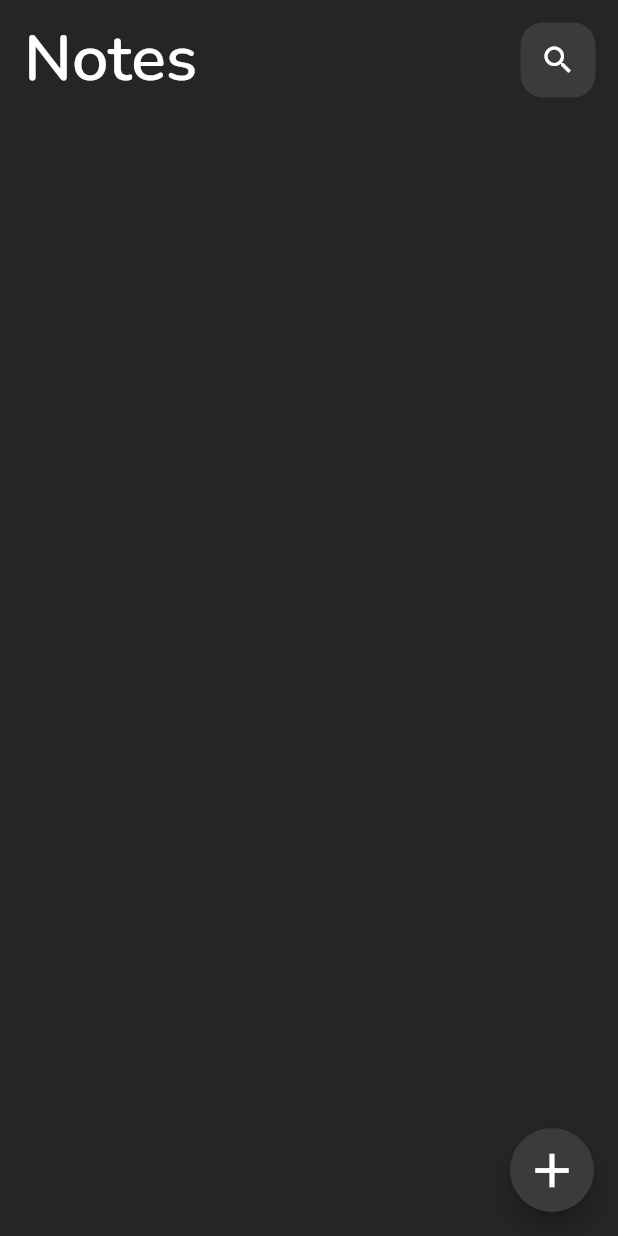
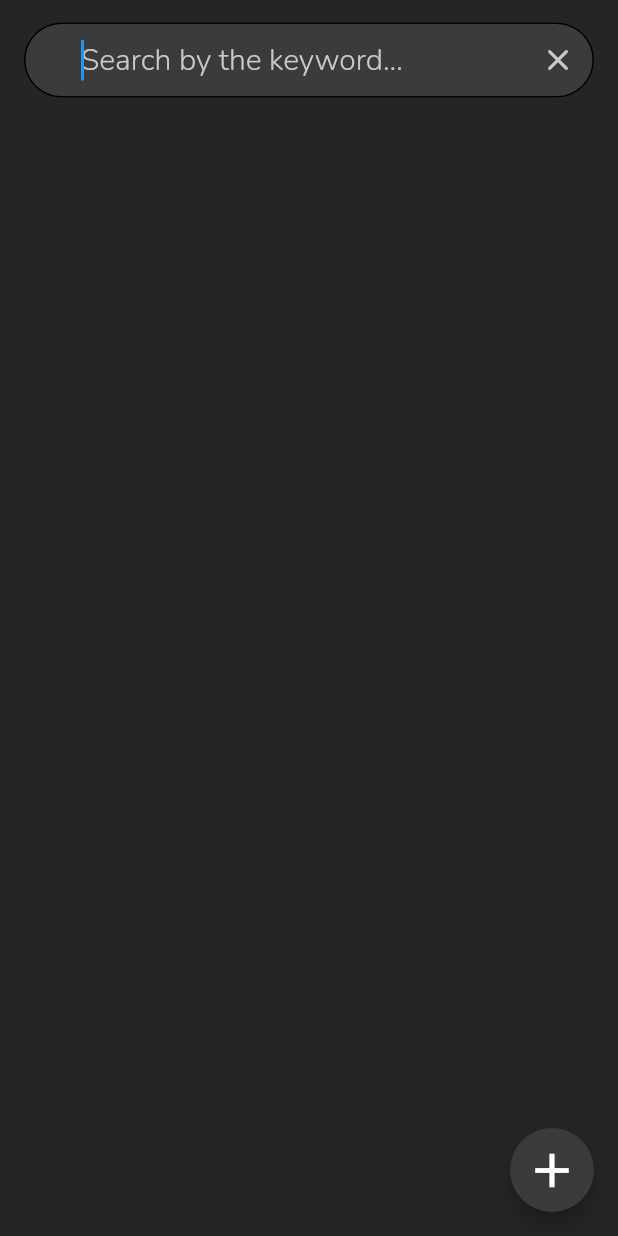
Before and after one commit to criz0fix/notes_app, a Flutter app: the screen it shows after launch, after a tap on the "search" icon, on a phone screen of 412 x 824 dp. Run offline on Flutter 3.47's test engine with Material 2 defaults, Android fonts, the phone set to English and light mode, and no system bars; our stand-ins replace bloc, equatable, flutter_bloc, google_fonts.

Commit message:
search-testing

```diff
--- a/lib/config/themes/app_color.dart
+++ b/lib/config/themes/app_color.dart
@@ -7,4 +7,5 @@ class AppColor {
   static const Color black = Color(0xff3b3b3b);
   static const Color black2 = Color(0xff252525);
   static const Color clear = Color.fromARGB(0, 33, 33, 33);
+  static const Color grey = Color(0xfacccccc);
 }
--- a/lib/config/themes/app_theme.dart
+++ b/lib/config/themes/app_theme.dart
@@ -45,6 +45,13 @@ class AppTheme {
             fontWeight: FontWeight.w400,
           ),
         ),
+        bodyText2: GoogleFonts.nunito(
+          textStyle: const TextStyle(
+            color: AppColor.grey,
+            fontSize: 20.0,
+            fontWeight: FontWeight.w300,
+          ),
+        ),
       ),
       appBarTheme: AppBarTheme(
         systemOverlayStyle:
--- a/lib/presentation/bloc/notes_bloc.dart
+++ b/lib/presentation/bloc/notes_bloc.dart
@@ -1,3 +1,5 @@
+import 'dart:developer';
+
 import 'package:flutter/material.dart';
 import 'package:flutter_bloc/flutter_bloc.dart';
 import 'package:equatable/equatable.dart';
@@ -7,10 +9,13 @@ part 'notes_event.dart';
 part 'notes_state.dart';
 
 class NotesBloc extends Bloc<NotesEvent, NotesState> {
-  NotesBloc() : super(const NotesState(noteList: [])) {
+  NotesBloc() : super(const NotesState(noteList: [], foundNotes: [])) {
     on<CompareNotes>(_compareNotes);
     on<CreateNote>(_createNote);
     on<DeleteNote>(_deleteNote);
+    on<ActivateSearchField>(_activateSearchField);
+    on<DeactivateSearchField>(_deactivateSearchfield);
+    on<FindNote>(_searchNote);
   }
 
   void _compareNotes(CompareNotes event, Emitter<NotesState> emit) {
@@ -32,4 +37,25 @@ class NotesBloc extends Bloc<NotesEvent, NotesState> {
   void _deleteNote(DeleteNote event, Emitter<NotesState> emit) {
     emit(state.copyWith(noteList: [...state.noteList]..removeAt(event.index)));
   }
+
+  void _activateSearchField(
+          ActivateSearchField event, Emitter<NotesState> emit) =>
+      emit(state.copyWith(isSearchActive: true));
+
+  void _deactivateSearchfield(
+          DeactivateSearchField event, Emitter<NotesState> emit) =>
+      emit(state.copyWith(isSearchActive: false));
+
+  void _searchNote(FindNote event, Emitter<NotesState> emit) {
+    log('message');
+    emit(state.copyWith(status: NotesStates.searching));
+    List<Note> searchingNotes = [];
+    for (var note in state.noteList) {
+      if (note.title.contains(event.searchingNote) ||
+          note.description.contains(event.searchingNote)) {
+        searchingNotes.add(note);
+      }
+    }
+    emit(state.copyWith(status: NotesStates.found, foundNotes: searchingNotes));
+  }
 }
--- a/lib/presentation/bloc/notes_event.dart
+++ b/lib/presentation/bloc/notes_event.dart
@@ -27,3 +27,7 @@ class DeleteNote extends NotesEvent {
 
   DeleteNote({required this.index});
 }
+
+class ActivateSearchField extends NotesEvent {}
+
+class DeactivateSearchField extends NotesEvent {}
--- a/lib/presentation/bloc/notes_state.dart
+++ b/lib/presentation/bloc/notes_state.dart
@@ -5,39 +5,43 @@ part of 'notes_bloc.dart';
 enum NotesStates { inititalized, searching, found, notFound }
 
 class NotesState extends Equatable {
-  //final int notesQuantity;
   final List<Note> noteList;
   final NotesStates status;
   final bool isEmpty;
   final String? title;
   final String? description;
+  final List<Note> foundNotes;
+  final bool isSearchActive;
 
-  const NotesState({
-    required this.noteList,
+  const NotesState(
+      {required this.noteList,
+      required this.foundNotes,
       this.status = NotesStates.inititalized,
       this.isEmpty = false,
       this.title,
       this.description,
-  });
+      this.isSearchActive = false});
 
   @override
   List<Object> get props {
-    return [noteList, status, isEmpty];
+    return [noteList, status, isEmpty, isSearchActive, foundNotes];
   }
 
-  NotesState copyWith({
-    List<Note>? noteList,
+  NotesState copyWith(
+      {List<Note>? noteList,
+      List<Note>? foundNotes,
       NotesStates? status,
       bool? isEmpty,
       String? title,
       String? description,
-  }) {
+      bool? isSearchActive}) {
     return NotesState(
         noteList: noteList ?? this.noteList,
+        foundNotes: foundNotes ?? this.foundNotes,
         status: status ?? this.status,
         isEmpty: isEmpty ?? this.isEmpty,
         title: title ?? this.title,
         description: description ?? this.description,
-    );
+        isSearchActive: isSearchActive ?? this.isSearchActive);
   }
 }
--- a/lib/presentation/views/notes_list.dart
+++ b/lib/presentation/views/notes_list.dart
@@ -8,7 +8,6 @@ import 'package:notes_app/config/themes/app_color.dart';
 import 'package:notes_app/core/utils/consts.dart';
 import 'package:notes_app/data/models/note.dart';
 import 'package:notes_app/presentation/bloc/notes_bloc.dart';
-import 'package:notes_app/presentation/views/note_page.dart';
 import 'package:notes_app/presentation/widgets/common_note_tile.dart';
 import 'package:notes_app/presentation/widgets/custom_button.dart';
 
@@ -20,32 +19,109 @@ class NotesList extends StatelessWidget {
     final myBloc = context.read<NotesBloc>();
     return BlocBuilder<NotesBloc, NotesState>(
       builder: (context, state) {
-        return Scaffold(
-          appBar: AppBar(
-            actions: <Widget>[
-              CustomButton(
-                icon: Icons.search,
-                onPressed: () {},
-              ),
-            ],
-            title: const Text(appTitle),
-          ),
+        return GestureDetector(
+          onTap: () => myBloc.add(DeactivateSearchField()),
+          child: Scaffold(
+              appBar: _ChangeableAppBar(myBloc: myBloc),
               floatingActionButton: FloatingActionButton(
                 onPressed: () async => await Navigator.pushNamed(
-                context, Pages.notePage, arguments: {
-              'note': Note.newNote()
-            }).then(
-                (newNote) => myBloc.add(CreateNote(newNote: newNote as Note))),
+                        context, Pages.notePage,
+                        arguments: {'note': Note.newNote()})
+                    .then((newNote) =>
+                        myBloc.add(CreateNote(newNote: newNote as Note))),
                 child: const Icon(
                   Icons.add_outlined,
                   color: AppColor.white,
                 ),
               ),
-          body: ListView.builder(
+              body: Builder(
+                builder: (context) {
+                  if (state.status == NotesStates.inititalized ||
+                      state.status == NotesStates.found) {
+                    return const _AllNotes();
+                  } else {
+                    return const Center(
+                      child: Text('data'),
+                    );
+                  }
+                },
+              )),
+        );
+      },
+    );
+  }
+}
+
+class _ChangeableAppBar extends StatelessWidget with PreferredSizeWidget {
+  final NotesBloc myBloc;
+
+  const _ChangeableAppBar({Key? key, required this.myBloc}) : super(key: key);
+
+  @override
+  Widget build(BuildContext context) {
+    final searchController = TextEditingController();
+    return myBloc.state.isSearchActive
+        ? AppBar(
+            title: SizedBox(
+              height: 50,
+              child: TextField(
+                autofocus: true,
+                controller: searchController,
+                style: Theme.of(context).textTheme.bodyText2,
+                onChanged: (text) => myBloc.add(FindNote(searchingNote: text)),
+                decoration: InputDecoration(
+                  suffixIcon: IconButton(
+                    icon: const Icon(Icons.close_rounded, color: AppColor.grey),
+                    splashColor: Colors.transparent,
+                    onPressed: () => searchController.clear(),
+                  ),
+                  contentPadding: const EdgeInsets.fromLTRB(38, 11, 0, 12),
+                  hintStyle: Theme.of(context).textTheme.bodyText2,
+                  hintText: 'Search by the keyword...',
+                  filled: true,
+                  fillColor: AppColor.black,
+                  focusedBorder: OutlineInputBorder(
+                    borderRadius: BorderRadius.circular(30),
+                  ),
+                  border: OutlineInputBorder(
+                      borderRadius: BorderRadius.circular(30)),
+                ),
+              ),
+            ),
+          )
+        : AppBar(
+            actions: <Widget>[
+              CustomButton(
+                icon: Icons.search,
+                /*add textfield*/
+                onPressed: () => myBloc.add(ActivateSearchField()),
+              ),
+            ],
+            title: const Text(appTitle),
+          );
+  }
+
+  @override
+  Size get preferredSize => const Size.fromHeight(appBarToolbarHeight);
+}
+
+class _AllNotes extends StatelessWidget {
+  const _AllNotes({Key? key}) : super(key: key);
+
+  @override
+  Widget build(BuildContext context) {
+    final myBloc = context.read<NotesBloc>();
+    return BlocBuilder<NotesBloc, NotesState>(
+      builder: (context, state) {
+        return ListView.builder(
           physics: const BouncingScrollPhysics(),
-              itemCount: state.noteList.length,
+          itemCount: state.status == NotesStates.inititalized
+              ? state.noteList.length
+              : state.foundNotes.length,
           itemBuilder: ((context, index) {
-                final item = state.noteList[index];
+            final item = state.status == NotesStates.inititalized
+                ? state.noteList[index]
+                : state.foundNotes[index];
             return Dismissible(
               key: UniqueKey(),
               onDismissed: (direction) {
@@ -55,17 +131,29 @@ class NotesList extends StatelessWidget {
               },
               child: GestureDetector(
                 onTap: () async => await Navigator.pushNamed(
-                            context, Pages.notePage, arguments: {'note': item})
-                        .then((editedNote) => myBloc.add(CompareNotes(
-                            newNote: editedNote as Note, index: index))),
+                    context, Pages.notePage, arguments: {
+                  'note': item
+                }).then((editedNote) => myBloc.add(
+                    CompareNotes(newNote: editedNote as Note, index: index))),
                 child: CommonNoteTile(
                   noteTitle: item.title,
                 ),
               ),
             );
-              })),
+          }),
         );
       },
     );
   }
 }
+
+class _SearchingNotes extends StatelessWidget {
+  const _SearchingNotes({Key? key}) : super(key: key);
+
+  @override
+  Widget build(BuildContext context) {
+    return Center(
+      child: Text('searching'),
+    );
+  }
+}
```
Also changed, not shown: lib/presentation/views/seach_page.dart (deleted). Lines whose indentation alone changed are shown as unchanged.
